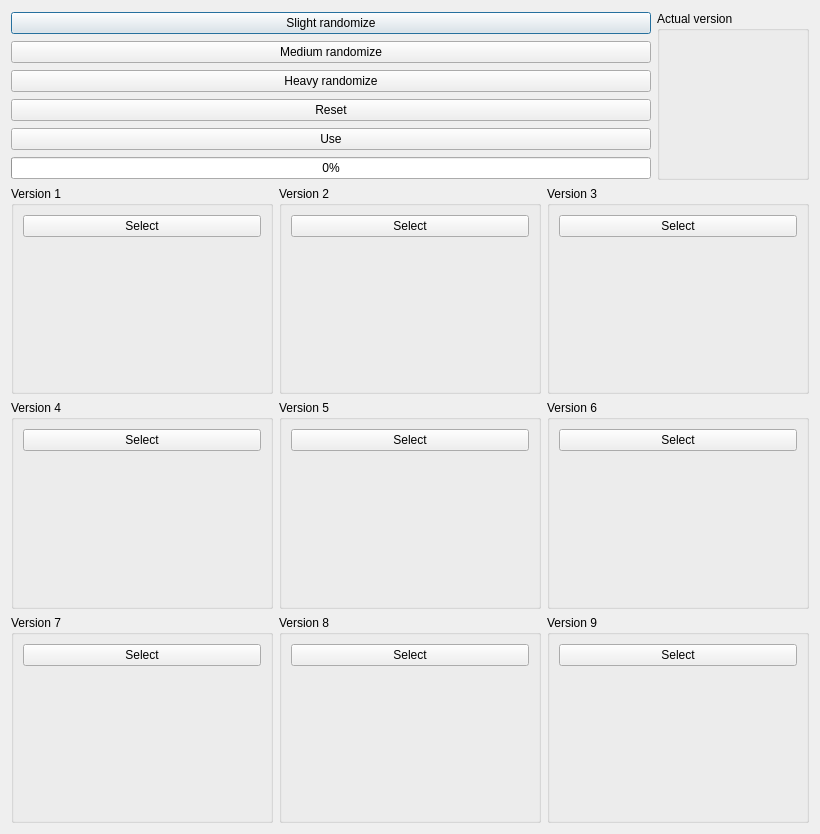
Qt form mandelbulber2/qt/randomizer_dialog.ui (buddhi1980/mandelbulber2) before a commit.
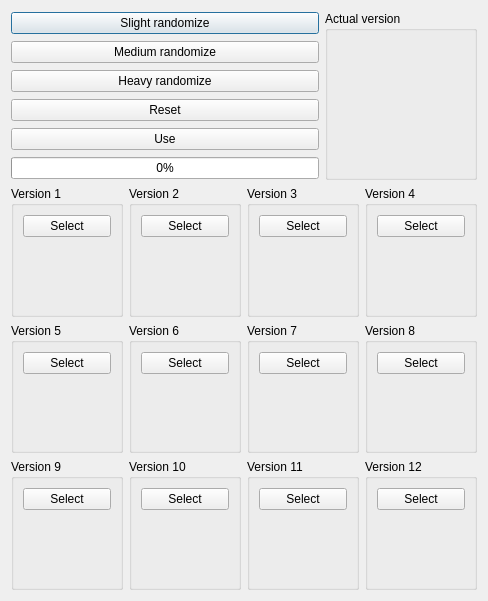
The same form after that commit. Custom widgets are drawn as their Qt base class.

Commit message: Added settings in Preferences for Randomizer preview size and quality Increased number of previews to 12

Patch:
```diff
--- a/mandelbulber2/qt/randomizer_dialog.ui
+++ b/mandelbulber2/qt/randomizer_dialog.ui
@@ -6,8 +6,8 @@
    <rect>
     <x>0</x>
     <y>0</y>
-    <width>820</width>
-    <height>834</height>
+    <width>488</width>
+    <height>601</height>
    </rect>
   </property>
   <property name="windowTitle">
@@ -105,60 +105,8 @@
          <widget class="cThumbnailWidget" name="previewwidget_01" native="true">
           <property name="minimumSize">
            <size>
-            <width>192</width>
-            <height>128</height>
-           </size>
-          </property>
-         </widget>
-        </item>
-       </layout>
-      </widget>
-     </item>
-     <item row="0" column="1">
-      <widget class="QGroupBox" name="groupBox_version_02">
-       <property name="title">
-        <string>Version 2</string>
-       </property>
-       <layout class="QVBoxLayout" name="verticalLayout_5">
-        <item>
-         <widget class="QPushButton" name="pushButton_select_02">
-          <property name="text">
-           <string>Select</string>
-          </property>
-         </widget>
-        </item>
-        <item>
-         <widget class="cThumbnailWidget" name="previewwidget_02" native="true">
-          <property name="minimumSize">
-           <size>
-            <width>192</width>
-            <height>128</height>
-           </size>
-          </property>
-         </widget>
-        </item>
-       </layout>
-      </widget>
-     </item>
-     <item row="1" column="2">
-      <widget class="QGroupBox" name="groupBox_version_06">
-       <property name="title">
-        <string>Version 6</string>
-       </property>
-       <layout class="QVBoxLayout" name="verticalLayout_9">
-        <item>
-         <widget class="QPushButton" name="pushButton_select_06">
-          <property name="text">
-           <string>Select</string>
-          </property>
-         </widget>
-        </item>
-        <item>
-         <widget class="cThumbnailWidget" name="previewwidget_06" native="true">
-          <property name="minimumSize">
-           <size>
-            <width>192</width>
-            <height>128</height>
+            <width>16</width>
+            <height>16</height>
            </size>
           </property>
          </widget>
@@ -183,8 +131,8 @@
          <widget class="cThumbnailWidget" name="previewwidget_03" native="true">
           <property name="minimumSize">
            <size>
-            <width>192</width>
-            <height>128</height>
+            <width>16</width>
+            <height>16</height>
            </size>
           </property>
          </widget>
@@ -192,25 +140,25 @@
        </layout>
       </widget>
      </item>
-     <item row="1" column="1">
-      <widget class="QGroupBox" name="groupBox_version_05">
+     <item row="0" column="1">
+      <widget class="QGroupBox" name="groupBox_version_02">
        <property name="title">
-        <string>Version 5</string>
+        <string>Version 2</string>
        </property>
-       <layout class="QVBoxLayout" name="verticalLayout_7">
+       <layout class="QVBoxLayout" name="verticalLayout_5">
         <item>
-         <widget class="QPushButton" name="pushButton_select_05">
+         <widget class="QPushButton" name="pushButton_select_02">
           <property name="text">
            <string>Select</string>
           </property>
          </widget>
         </item>
         <item>
-         <widget class="cThumbnailWidget" name="previewwidget_05" native="true">
+         <widget class="cThumbnailWidget" name="previewwidget_02" native="true">
           <property name="minimumSize">
            <size>
-            <width>192</width>
-            <height>128</height>
+            <width>16</width>
+            <height>16</height>
            </size>
           </property>
          </widget>
@@ -218,7 +166,7 @@
        </layout>
       </widget>
      </item>
-     <item row="1" column="0">
+     <item row="0" column="3">
       <widget class="QGroupBox" name="groupBox_version_04">
        <property name="title">
         <string>Version 4</string>
@@ -235,8 +183,8 @@
          <widget class="cThumbnailWidget" name="previewwidget_04" native="true">
           <property name="minimumSize">
            <size>
-            <width>192</width>
-            <height>128</height>
+            <width>16</width>
+            <height>16</height>
            </size>
           </property>
          </widget>
@@ -244,7 +192,85 @@
        </layout>
       </widget>
      </item>
-     <item row="2" column="1">
+     <item row="1" column="0">
+      <widget class="QGroupBox" name="groupBox_version_05">
+       <property name="title">
+        <string>Version 5</string>
+       </property>
+       <layout class="QVBoxLayout" name="verticalLayout_7">
+        <item>
+         <widget class="QPushButton" name="pushButton_select_05">
+          <property name="text">
+           <string>Select</string>
+          </property>
+         </widget>
+        </item>
+        <item>
+         <widget class="cThumbnailWidget" name="previewwidget_05" native="true">
+          <property name="minimumSize">
+           <size>
+            <width>16</width>
+            <height>16</height>
+           </size>
+          </property>
+         </widget>
+        </item>
+       </layout>
+      </widget>
+     </item>
+     <item row="1" column="1">
+      <widget class="QGroupBox" name="groupBox_version_06">
+       <property name="title">
+        <string>Version 6</string>
+       </property>
+       <layout class="QVBoxLayout" name="verticalLayout_9">
+        <item>
+         <widget class="QPushButton" name="pushButton_select_06">
+          <property name="text">
+           <string>Select</string>
+          </property>
+         </widget>
+        </item>
+        <item>
+         <widget class="cThumbnailWidget" name="previewwidget_06" native="true">
+          <property name="minimumSize">
+           <size>
+            <width>16</width>
+            <height>16</height>
+           </size>
+          </property>
+         </widget>
+        </item>
+       </layout>
+      </widget>
+     </item>
+     <item row="1" column="2">
+      <widget class="QGroupBox" name="groupBox_version_07">
+       <property name="title">
+        <string>Version 7</string>
+       </property>
+       <layout class="QVBoxLayout" name="verticalLayout_11">
+        <item>
+         <widget class="QPushButton" name="pushButton_select_07">
+          <property name="text">
+           <string>Select</string>
+          </property>
+         </widget>
+        </item>
+        <item>
+         <widget class="cThumbnailWidget" name="previewwidget_07" native="true">
+          <property name="minimumSize">
+           <size>
+            <width>16</width>
+            <height>16</height>
+           </size>
+          </property>
+         </widget>
+        </item>
+       </layout>
+      </widget>
+     </item>
+     <item row="1" column="3">
       <widget class="QGroupBox" name="groupBox_version_08">
        <property name="title">
         <string>Version 8</string>
@@ -261,8 +287,8 @@
          <widget class="cThumbnailWidget" name="previewwidget_08" native="true">
           <property name="minimumSize">
            <size>
-            <width>192</width>
-            <height>128</height>
+            <width>16</width>
+            <height>16</height>
            </size>
           </property>
          </widget>
@@ -270,7 +296,33 @@
        </layout>
       </widget>
      </item>
-     <item row="2" column="2">
+     <item row="2" column="1">
+      <widget class="QGroupBox" name="groupBox_version_10">
+       <property name="title">
+        <string>Version 10</string>
+       </property>
+       <layout class="QVBoxLayout" name="verticalLayout_13">
+        <item>
+         <widget class="QPushButton" name="pushButton_select_10">
+          <property name="text">
+           <string>Select</string>
+          </property>
+         </widget>
+        </item>
+        <item>
+         <widget class="cThumbnailWidget" name="previewwidget_10" native="true">
+          <property name="minimumSize">
+           <size>
+            <width>16</width>
+            <height>16</height>
+           </size>
+          </property>
+         </widget>
+        </item>
+       </layout>
+      </widget>
+     </item>
+     <item row="2" column="0">
       <widget class="QGroupBox" name="groupBox_version_09">
        <property name="title">
         <string>Version 9</string>
@@ -287,8 +339,8 @@
          <widget class="cThumbnailWidget" name="previewwidget_09" native="true">
           <property name="minimumSize">
            <size>
-            <width>192</width>
-            <height>128</height>
+            <width>16</width>
+            <height>16</height>
            </size>
           </property>
          </widget>
@@ -296,25 +348,51 @@
        </layout>
       </widget>
      </item>
-     <item row="2" column="0">
-      <widget class="QGroupBox" name="groupBox_version_07">
+     <item row="2" column="2">
+      <widget class="QGroupBox" name="groupBox_version_11">
        <property name="title">
-        <string>Version 7</string>
+        <string>Version 11</string>
        </property>
-       <layout class="QVBoxLayout" name="verticalLayout_11">
+       <layout class="QVBoxLayout" name="verticalLayout_14">
         <item>
-         <widget class="QPushButton" name="pushButton_select_07">
+         <widget class="QPushButton" name="pushButton_select_11">
           <property name="text">
            <string>Select</string>
           </property>
          </widget>
         </item>
         <item>
-         <widget class="cThumbnailWidget" name="previewwidget_07" native="true">
+         <widget class="cThumbnailWidget" name="previewwidget_11" native="true">
           <property name="minimumSize">
            <size>
-            <width>192</width>
-            <height>128</height>
+            <width>16</width>
+            <height>16</height>
+           </size>
+          </property>
+         </widget>
+        </item>
+       </layout>
+      </widget>
+     </item>
+     <item row="2" column="3">
+      <widget class="QGroupBox" name="groupBox_version_12">
+       <property name="title">
+        <string>Version 12</string>
+       </property>
+       <layout class="QVBoxLayout" name="verticalLayout_15">
+        <item>
+         <widget class="QPushButton" name="pushButton_select_12">
+          <property name="text">
+           <string>Select</string>
+          </property>
+         </widget>
+        </item>
+        <item>
+         <widget class="cThumbnailWidget" name="previewwidget_12" native="true">
+          <property name="minimumSize">
+           <size>
+            <width>16</width>
+            <height>16</height>
            </size>
           </property>
          </widget>
```
The commit also changes 5 other files.
